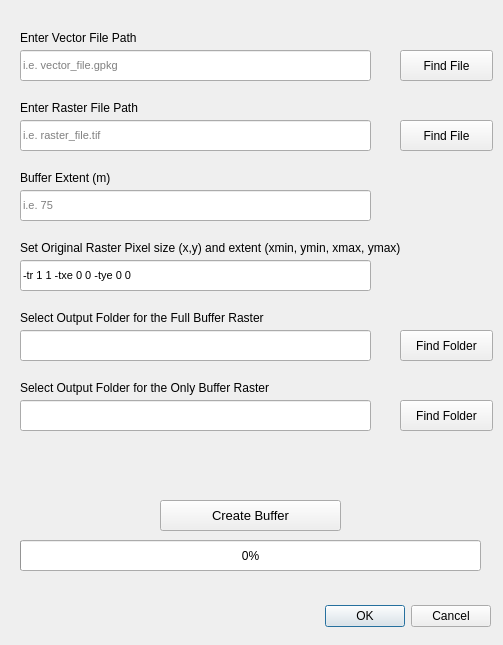
Above: GW_Buffer_Raster_dialog_base.ui from blairscriven/Groundwater-Buffer-Raster before the change. Below: the same form after it.
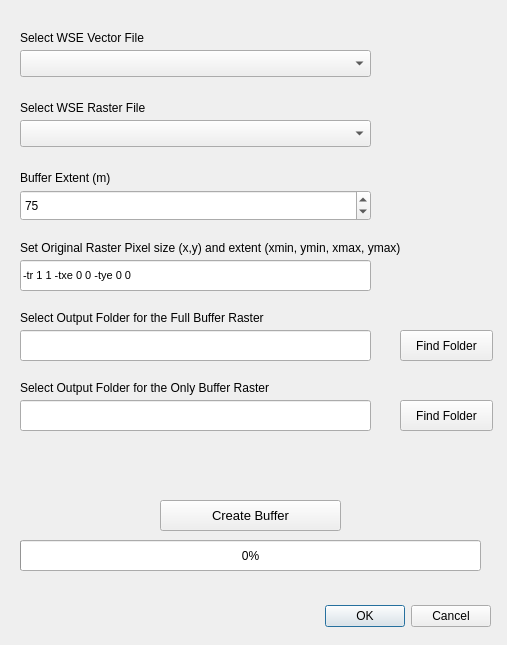
That is the form after the change. Custom widgets are drawn as their Qt base class.

Commit message:
Added Combo-Boxes & Spin-Box
Users no longer have to add WSE vector or raster files through QFileDialog. These files can be added from the QGIS Project through QgsMapLayerComboBox widgets. Also, replaced the buffer extent line-edit with a QSpinBox widget.

The edit to the form file:
```diff
--- a/GW_Buffer_Raster_dialog_base.ui
+++ b/GW_Buffer_Raster_dialog_base.ui
@@ -6,7 +6,7 @@
    <rect>
     <x>0</x>
     <y>0</y>
-    <width>503</width>
+    <width>507</width>
     <height>645</height>
    </rect>
   </property>
@@ -45,58 +45,7 @@
     </font>
    </property>
    <property name="text">
-    <string>Enter Vector File Path</string>
-   </property>
-  </widget>
-  <widget class="QLineEdit" name="FindVFile_LineEdit">
-   <property name="geometry">
-    <rect>
-     <x>20</x>
-     <y>50</y>
-     <width>351</width>
-     <height>31</height>
-    </rect>
-   </property>
-   <property name="font">
-    <font>
-     <family>Arial</family>
-     <pointsize>8</pointsize>
-    </font>
-   </property>
-   <property name="placeholderText">
-    <string>i.e. vector_file.gpkg</string>
-   </property>
-  </widget>
-  <widget class="QPushButton" name="FindVFile_Button">
-   <property name="geometry">
-    <rect>
-     <x>400</x>
-     <y>50</y>
-     <width>93</width>
-     <height>31</height>
-    </rect>
-   </property>
-   <property name="text">
-    <string>Find File</string>
-   </property>
-  </widget>
-  <widget class="QLineEdit" name="FindRFile_LineEdit">
-   <property name="geometry">
-    <rect>
-     <x>20</x>
-     <y>120</y>
-     <width>351</width>
-     <height>31</height>
-    </rect>
-   </property>
-   <property name="font">
-    <font>
-     <family>Arial</family>
-     <pointsize>8</pointsize>
-    </font>
-   </property>
-   <property name="placeholderText">
-    <string>i.e. raster_file.tif</string>
+    <string>Select WSE Vector File</string>
    </property>
   </widget>
   <widget class="QLabel" name="label_2">
@@ -115,45 +64,7 @@
     </font>
    </property>
    <property name="text">
-    <string>Enter Raster File Path</string>
-   </property>
-  </widget>
-  <widget class="QPushButton" name="FindRFile_Button">
-   <property name="geometry">
-    <rect>
-     <x>400</x>
-     <y>120</y>
-     <width>93</width>
-     <height>31</height>
-    </rect>
-   </property>
-   <property name="text">
-    <string>Find File</string>
-   </property>
-  </widget>
-  <widget class="QLineEdit" name="SelectExt_LineEdit">
-   <property name="geometry">
-    <rect>
-     <x>20</x>
-     <y>190</y>
-     <width>351</width>
-     <height>31</height>
-    </rect>
-   </property>
-   <property name="font">
-    <font>
-     <family>Arial</family>
-     <pointsize>8</pointsize>
-    </font>
-   </property>
-   <property name="inputMethodHints">
-    <set>Qt::ImhDigitsOnly</set>
-   </property>
-   <property name="inputMask">
-    <string>0009</string>
-   </property>
-   <property name="placeholderText">
-    <string>i.e. 75</string>
+    <string>Select WSE Raster File</string>
    </property>
   </widget>
   <widget class="QLabel" name="label_3">
@@ -353,7 +264,7 @@
    <property name="geometry">
     <rect>
      <x>30</x>
-     <y>460</y>
+     <y>470</y>
      <width>441</width>
      <height>16</height>
     </rect>
@@ -362,7 +273,53 @@
     <string/>
    </property>
   </widget>
+  <widget class="QgsMapLayerComboBox" name="Vector_MapLayer_ComboBox">
+   <property name="geometry">
+    <rect>
+     <x>20</x>
+     <y>50</y>
+     <width>351</width>
+     <height>27</height>
+    </rect>
+   </property>
+  </widget>
+  <widget class="QgsMapLayerComboBox" name="Raster_MapLayer_ComboBox">
+   <property name="geometry">
+    <rect>
+     <x>20</x>
+     <y>120</y>
+     <width>351</width>
+     <height>27</height>
+    </rect>
+   </property>
+  </widget>
+  <widget class="QSpinBox" name="spinBox_ext">
+   <property name="geometry">
+    <rect>
+     <x>20</x>
+     <y>190</y>
+     <width>351</width>
+     <height>31</height>
+    </rect>
+   </property>
+   <property name="maximum">
+    <number>9999</number>
+   </property>
+   <property name="value">
+    <number>75</number>
+   </property>
+   <property name="displayIntegerBase">
+    <number>10</number>
+   </property>
+  </widget>
  </widget>
+ <customwidgets>
+  <customwidget>
+   <class>QgsMapLayerComboBox</class>
+   <extends>QComboBox</extends>
+   <header>qgsmaplayercombobox.h</header>
+  </customwidget>
+ </customwidgets>
  <resources/>
  <connections>
   <connection>
```
The commit also changes 1 other file.
